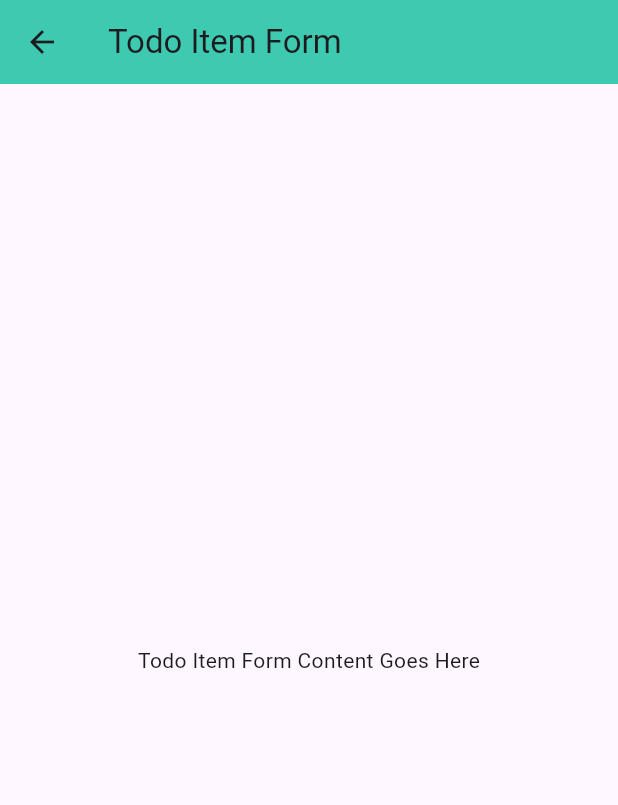
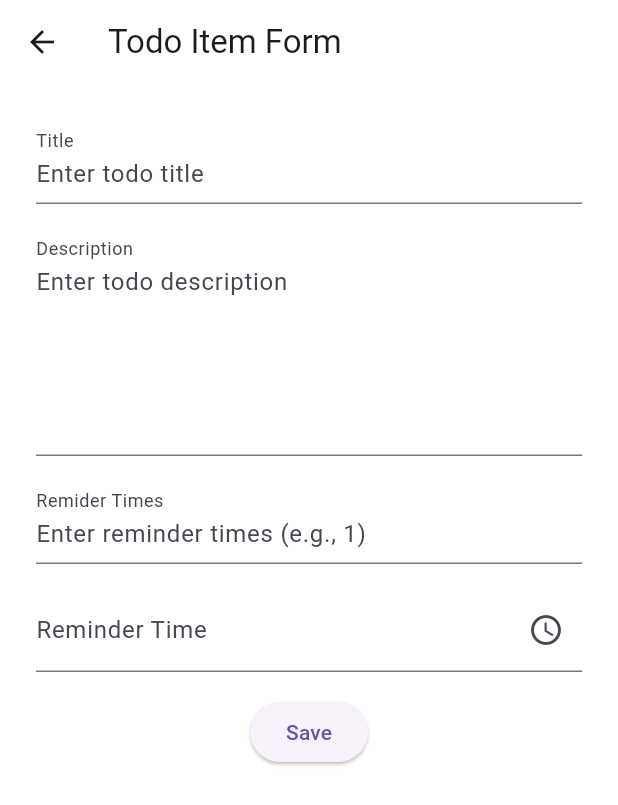
Before and after one commit to TuVoXuan/todo_app, a Flutter app: the TodoItemForm screen opened by its route, on a phone screen of 412 x 824 dp. Shown: the top 805 px of the screen. Run offline on Flutter 3.47's test engine with Material 3 defaults, Android fonts, the phone set to English and light mode, and no system bars; our stand-ins replace flutter_slidable, flutter_svg, go_router.

Commit message:
feat: make todo item form and validate form

```diff
--- a/lib/pages/todo_item_form.dart
+++ b/lib/pages/todo_item_form.dart
@@ -1,18 +1,102 @@
 import 'package:flutter/material.dart';
+import 'package:todo_app/widgets/time_picker.dart';
 
-class TodoItemForm extends StatelessWidget {
+class TodoItemForm extends StatefulWidget {
   static const String routeName = '/todo_form';
 
   const TodoItemForm({super.key});
+
+  @override
+  State<TodoItemForm> createState() => _TodoItemFormState();
+}
+
+class _TodoItemFormState extends State<TodoItemForm> {
+  final _formKey = GlobalKey<FormState>();
+  final TextEditingController _titleController = TextEditingController();
+  final TextEditingController _descriptionController = TextEditingController();
+  final TextEditingController _reminderTimesController =
+      TextEditingController();
+  final TextEditingController _timeReminderController = TextEditingController();
+
+  @override
+  void dispose() {
+    _titleController.dispose();
+    _descriptionController.dispose();
+    _reminderTimesController.dispose();
+    _timeReminderController.dispose();
+    super.dispose();
+  }
+
+  void _handleSubmitForm() {
+    if (_formKey.currentState!.validate()) {
+      print('title: ${_titleController.text}');
+      print('desc: ${_descriptionController.text}');
+      print('reminderTimes: ${_reminderTimesController.text}');
+      print('timeReminder: ${_timeReminderController.text}');
+    } else {
+      print('Form is invalid');
+    }
+  }
 
   @override
   Widget build(BuildContext context) {
     return Scaffold(
       appBar: AppBar(
         title: Text('Todo Item Form'),
-        backgroundColor: Color(0xFF3DCAB1),
+        backgroundColor: Colors.white,
       ),
-      body: Center(child: Text('Todo Item Form Content Goes Here')),
+      body: Container(
+        padding: const EdgeInsets.all(24),
+        decoration: BoxDecoration(color: Colors.white),
+        child: Form(
+          key: _formKey,
+          child: Column(
+            children: [
+              TextFormField(
+                controller: _titleController,
+                validator: (value) {
+                  if (value == null || value.isEmpty) {
+                    return 'Please enter todo title';
+                  }
+                  return null;
+                },
+                decoration: InputDecoration(
+                  labelText: 'Title',
+                  hintText: 'Enter todo title',
+                  floatingLabelBehavior: FloatingLabelBehavior.always,
+                ),
+              ),
+              SizedBox(height: 16),
+              TextFormField(
+                controller: _descriptionController,
+                maxLines: 5,
+                decoration: InputDecoration(
+                  labelText: 'Description',
+                  hintText: 'Enter todo description',
+                  floatingLabelBehavior: FloatingLabelBehavior.always,
+                ),
+              ),
+              SizedBox(height: 16),
+              TextFormField(
+                controller: _reminderTimesController,
+                keyboardType: TextInputType.number,
+                decoration: InputDecoration(
+                  labelText: 'Remider Times',
+                  hintText: 'Enter reminder times (e.g., 1)',
+                  floatingLabelBehavior: FloatingLabelBehavior.always,
+                ),
+              ),
+              SizedBox(height: 16),
+              TimePicker(controller: _timeReminderController),
+              SizedBox(height: 16),
+              ElevatedButton(
+                onPressed: _handleSubmitForm,
+                child: const Text('Save'),
+              ),
+            ],
+          ),
+        ),
+      ),
     );
   }
 }
--- /dev/null
+++ b/lib/widgets/time_picker.dart
@@ -0,0 +1,41 @@
+import 'package:flutter/material.dart';
+
+class TimePicker extends StatefulWidget {
+  final TextEditingController controller;
+  const TimePicker({super.key, required this.controller});
+
+  @override
+  State<TimePicker> createState() => _TimePickerState();
+}
+
+class _TimePickerState extends State<TimePicker> {
+  TimeOfDay selectedTime = TimeOfDay.now();
+
+  Future<void> _selectTime() async {
+    final TimeOfDay? picked = await showTimePicker(
+      context: context,
+      initialTime: selectedTime,
+    );
+
+    if (picked != null && picked != selectedTime) {
+      setState(() {
+        selectedTime = picked;
+        widget.controller.text = picked.format(context);
+      });
+    }
+  }
+
+  @override
+  Widget build(BuildContext context) {
+    return TextFormField(
+      controller: widget.controller,
+      readOnly: true,
+      decoration: InputDecoration(
+        labelText: 'Reminder Time',
+        hintText: 'Tap to select time',
+        suffixIcon: Icon(Icons.access_time),
+      ),
+      onTap: _selectTime,
+    );
+  }
+}
```
